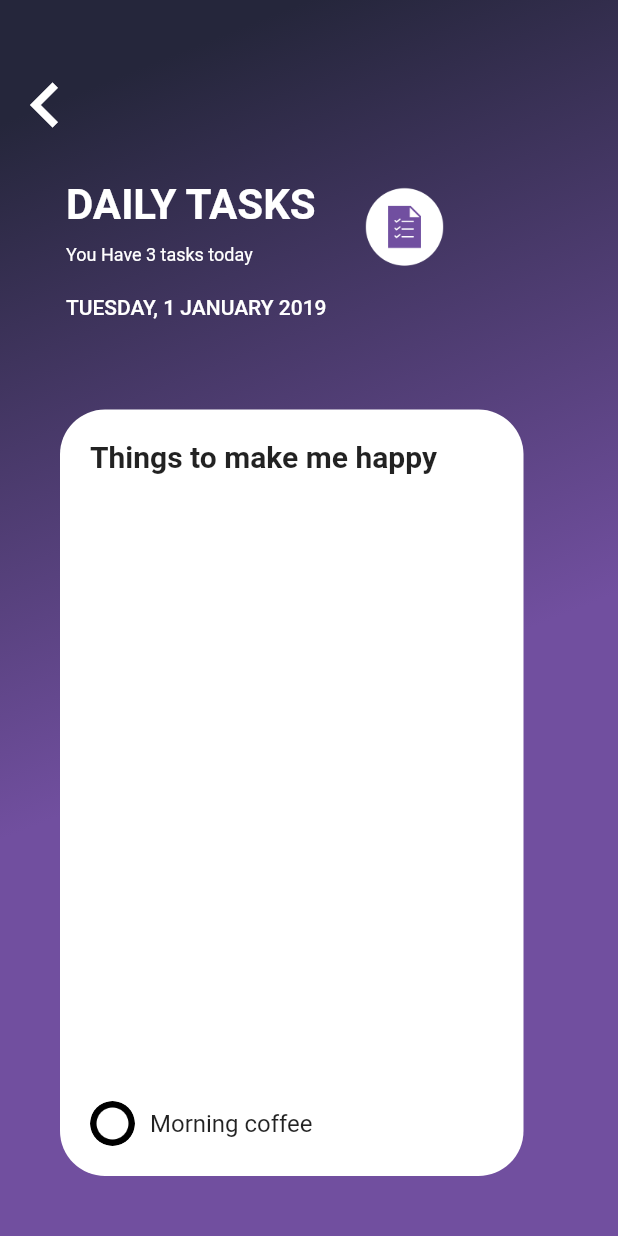
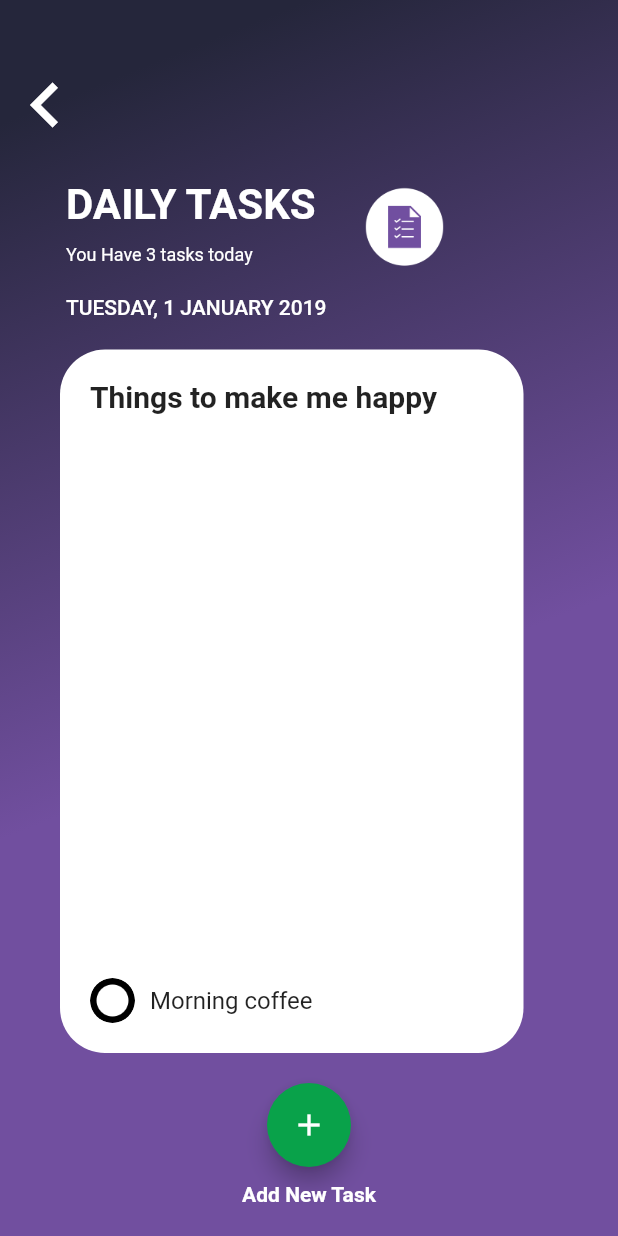
Before and after one commit to wincentrtz/carebuddy, a Flutter app: the TaskPage screen opened by its route, on a phone screen of 412 x 824 dp. Run offline on Flutter 3.47's test engine with Material 2 defaults, Android fonts, the light colour scheme and no system bars.

Commit message:
Task Detail

```diff
--- a/lib/main.dart
+++ b/lib/main.dart
@@ -5,6 +5,8 @@ import './pages/daily-mood.dart';
 import './pages/home.dart';
 import './pages/mood.dart';
 import './pages/task.dart';
+import './pages/add-task.dart';
+import './pages/mood-detail.dart';
 
 void main() => runApp(MyApp());
 
@@ -32,7 +34,9 @@ class MyApp extends StatelessWidget {
         '/daily-mood': (BuildContext context) => DailyMoodPage(),
         '/home': (BuildContext context) => HomePage(),
         '/mood': (BuildContext context) => MoodPage(),
-        '/task': (BuildContext context) => TaskPage()
+        '/task': (BuildContext context) => TaskPage(),
+        '/add-task': (BuildContext context) => AddTaskPage(),
+        '/mood-detail': (BuildContext context) => MoodDetailPage()
       },
     );
   }
--- a/lib/pages/task.dart
+++ b/lib/pages/task.dart
@@ -11,6 +11,7 @@ class TaskPage extends StatefulWidget {
 class _TaskPageState extends State<TaskPage> {
   @override
   bool _isChecked = false;
+  bool _snackbar = false;
 
   List<String> tasks = ['Things to make me happy', 'Caregiving'];
 
@@ -28,7 +29,7 @@ class _TaskPageState extends State<TaskPage> {
           color: Colors.white,
         ),
         width: deviceWidth * 0.75,
-        margin: EdgeInsets.all(40.0),
+        margin: EdgeInsets.symmetric(horizontal: 40.0, vertical: 20.0),
         child: Container(
           margin: EdgeInsets.all(20.0),
           child: Column(
@@ -94,10 +95,9 @@ class _TaskPageState extends State<TaskPage> {
         decoration: BoxDecoration(
           gradient: LinearGradient(
             begin: Alignment.topCenter,
-            end: Alignment(
-                0.8, 0.0), // 10% of the width, so there are ten blinds.
-            colors: [Color(0xFF25263b), Color(0xFF714f9f)], // whitish to gray
-            tileMode: TileMode.clamp, // repeats the gradient over the canvas
+            end: Alignment(0.8, 0.0),
+            colors: [Color(0xFF25263b), Color(0xFF714f9f)],
+            tileMode: TileMode.clamp,
           ),
         ),
         child: Column(
@@ -120,7 +120,7 @@ class _TaskPageState extends State<TaskPage> {
               height: 20.0,
             ),
             Container(
-              margin: EdgeInsets.only(left: 44.0, bottom: 20.0),
+              margin: EdgeInsets.only(left: 44.0),
               child: Row(
                 crossAxisAlignment: CrossAxisAlignment.start,
                 children: <Widget>[
@@ -174,6 +174,29 @@ class _TaskPageState extends State<TaskPage> {
                 itemCount: tasks.length,
               ),
             ),
+            Container(
+              alignment: Alignment.center,
+              child: FloatingActionButton(
+                onPressed: () async {
+                  final result =
+                      await Navigator.pushNamed(context, '/add-task');
+                  if (result == 'add') {}
+                },
+                backgroundColor: Color(0xFF09a24a),
+                child: Icon(Icons.add),
+              ),
+            ),
+            Container(
+              margin: EdgeInsets.only(bottom: 20.0, top: 10.0),
+              alignment: Alignment.center,
+              child: Text(
+                'Add New Task',
+                style: TextStyle(
+                  color: Colors.white,
+                  fontWeight: FontWeight.bold,
+                ),
+              ),
+            ),
           ],
         ),
       ),
--- a/pubspec.yaml
+++ b/pubspec.yaml
@@ -53,6 +53,7 @@ flutter:
     - assets/setting.png
     - assets/circle.png
     - assets/check.png
+    - assets/cross.png
   #  - images/a_dot_ham.jpeg
   # An image asset can refer to one or more resolution-specific "variants", see
   # https://flutter.io/assets-and-images/#resolution-aware.
```
Also changed, not shown: lib/pages/add-task.dart (added, +67 -0 lines), lib/pages/mood-detail.dart (added, +139 -0 lines), lib/pages/mood.dart (+6 -1 lines), assets/cross.png (added).
